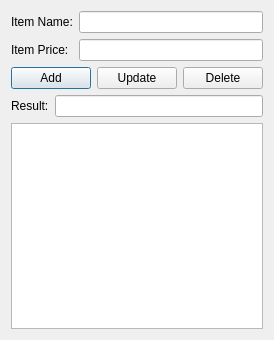
GreenBeanio/Kimberly-s-Delicious-Dozen-Tracker, file UI_RAW/Items.ui: the form before one commit.
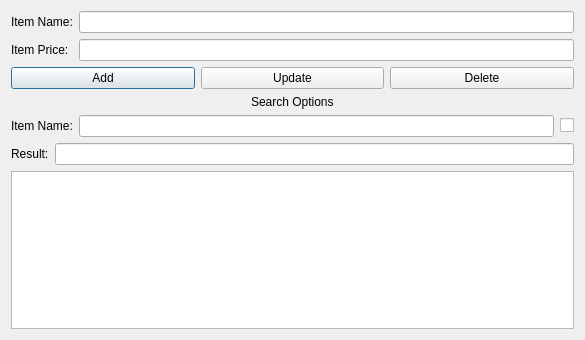
The form after the commit.

Patch:
```diff
--- a/UI_RAW/Items.ui
+++ b/UI_RAW/Items.ui
@@ -6,7 +6,7 @@
    <rect>
     <x>0</x>
     <y>0</y>
-    <width>241</width>
+    <width>585</width>
     <height>340</height>
    </rect>
   </property>
@@ -71,6 +71,38 @@
          </item>
         </layout>
        </item>
+       <item>
+        <layout class="QVBoxLayout" name="SearchSection">
+         <item alignment="Qt::AlignHCenter">
+          <widget class="QLabel" name="SearchSectionLabel">
+           <property name="text">
+            <string>Search Options</string>
+           </property>
+          </widget>
+         </item>
+         <item>
+          <layout class="QHBoxLayout" name="SearchLayout">
+           <item>
+            <widget class="QLabel" name="SearchLabel">
+             <property name="text">
+              <string>Item Name:</string>
+             </property>
+            </widget>
+           </item>
+           <item>
+            <widget class="QLineEdit" name="lineEdit"/>
+           </item>
+           <item>
+            <widget class="QCheckBox" name="EnableSearch">
+             <property name="text">
+              <string/>
+             </property>
+            </widget>
+           </item>
+          </layout>
+         </item>
+        </layout>
+       </item>
        <item>
         <layout class="QHBoxLayout" name="ResultLayout">
          <item>
```
Left out of the diff: 4 changed lines with no effect on the pictures.
